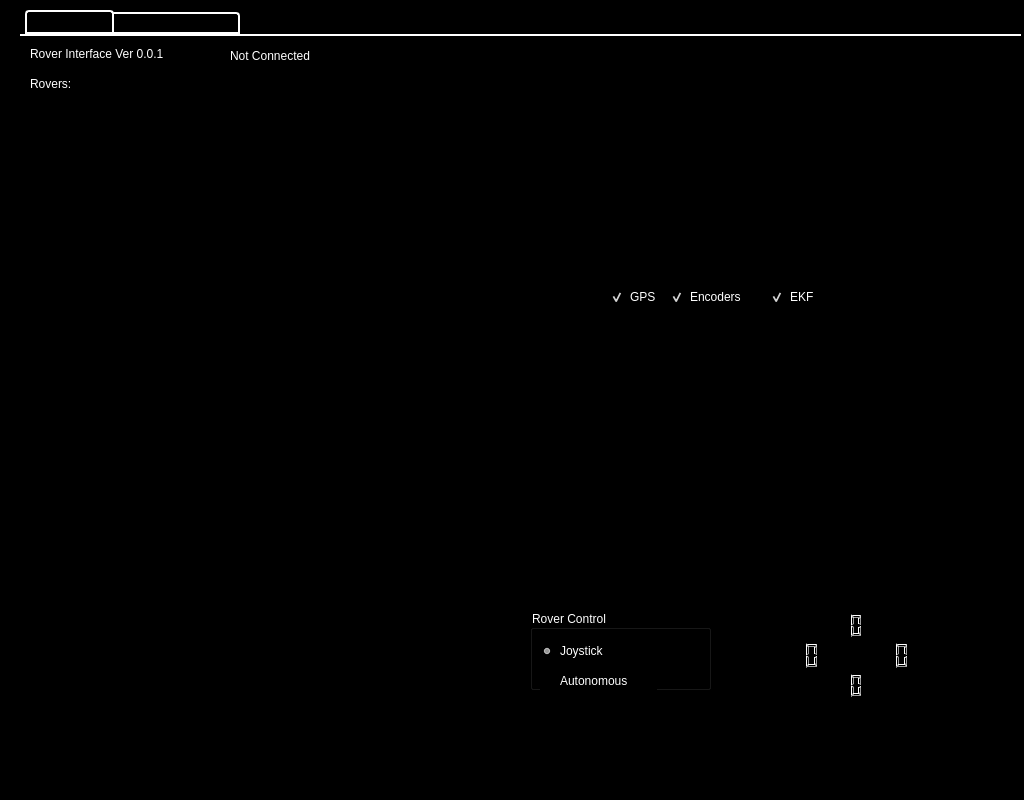
Before: the Qt Designer form src/rover_gui_plugin.ui in BCLab-UNM/SwarmathonIV-Cabrillo-Public, drawn with Qt 5.
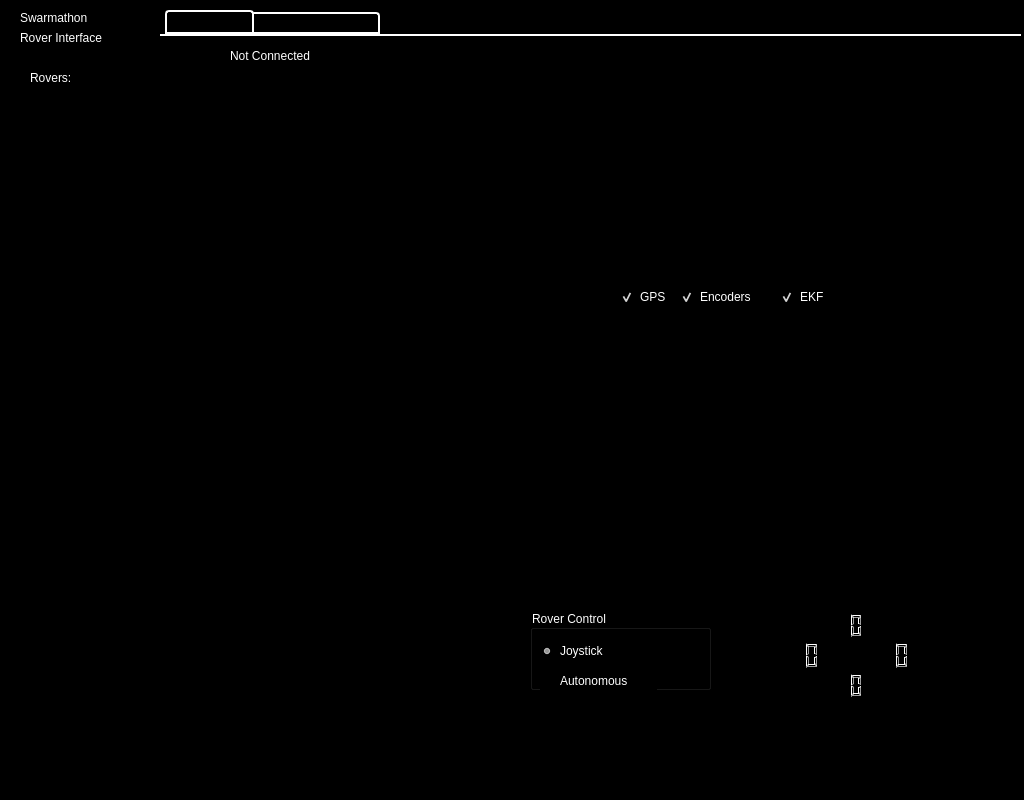
After: the same form once the commit is applied. The open tabs and pages were chosen to show the change. Icons and pictures are not drawn. Custom widgets are drawn as their Qt base class.

Commit message: Rearranged GUI elements in the .ui. Added rover process management.

What changed in the file:
```diff
--- a/src/rover_gui_plugin.ui
+++ b/src/rover_gui_plugin.ui
@@ -38,9 +38,9 @@
   <widget class="BWTabWidget" name="tab_widget">
    <property name="geometry">
     <rect>
-     <x>20</x>
+     <x>160</x>
      <y>10</y>
-     <width>1001</width>
+     <width>861</width>
      <height>551</height>
     </rect>
    </property>
@@ -100,7 +100,7 @@
 </string>
    </property>
    <property name="currentIndex">
-    <number>1</number>
+    <number>0</number>
    </property>
    <widget class="QWidget" name="sensor_display_tab">
     <property name="styleSheet">
@@ -112,7 +112,7 @@
     <widget class="rqt_rover_gui::IMUFrame" name="imu_frame">
      <property name="geometry">
       <rect>
-       <x>700</x>
+       <x>580</x>
        <y>300</y>
        <width>281</width>
        <height>211</height>
@@ -128,7 +128,7 @@
     <widget class="rqt_rover_gui::GPSFrame" name="gps_frame">
      <property name="geometry">
       <rect>
-       <x>130</x>
+       <x>10</x>
        <y>300</y>
        <width>271</width>
        <height>211</height>
@@ -141,23 +141,10 @@
       <enum>QFrame::Raised</enum>
      </property>
     </widget>
-    <widget class="QLabel" name="label_2">
-     <property name="geometry">
-      <rect>
-       <x>10</x>
-       <y>40</y>
-       <width>67</width>
-       <height>17</height>
-      </rect>
-     </property>
-     <property name="text">
-      <string>&lt;html&gt;&lt;head/&gt;&lt;body&gt;&lt;p&gt;&lt;span style=&quot; color:#ffffff;&quot;&gt;Rovers:&lt;/span&gt;&lt;/p&gt;&lt;/body&gt;&lt;/html&gt;</string>
-     </property>
-    </widget>
     <widget class="QLabel" name="rover_name">
      <property name="geometry">
       <rect>
-       <x>210</x>
+       <x>70</x>
        <y>10</y>
        <width>191</width>
        <height>20</height>
@@ -170,7 +157,7 @@
     <widget class="rqt_rover_gui::MapFrame" name="map_frame">
      <property name="geometry">
       <rect>
-       <x>580</x>
+       <x>450</x>
        <y>40</y>
        <width>320</width>
        <height>240</height>
@@ -246,33 +233,10 @@
       </property>
      </widget>
     </widget>
-    <widget class="QLabel" name="label">
-     <property name="geometry">
-      <rect>
-       <x>10</x>
-       <y>10</y>
-       <width>201</width>
-       <height>17</height>
-      </rect>
-     </property>
-     <property name="text">
-      <string>&lt;html&gt;&lt;head/&gt;&lt;body&gt;&lt;p&gt;&lt;span style=&quot; color:#ffffff;&quot;&gt;Rover Interface Ver 0.0.1&lt;/span&gt;&lt;/p&gt;&lt;/body&gt;&lt;/html&gt;</string>
-     </property>
-    </widget>
-    <widget class="QListWidget" name="rover_list">
-     <property name="geometry">
-      <rect>
-       <x>10</x>
-       <y>60</y>
-       <width>111</width>
-       <height>201</height>
-      </rect>
-     </property>
-    </widget>
     <widget class="rqt_rover_gui::USFrame" name="us_frame">
      <property name="geometry">
       <rect>
-       <x>410</x>
+       <x>290</x>
        <y>300</y>
        <width>281</width>
        <height>211</height>
@@ -288,7 +252,7 @@
     <widget class="rqt_rover_gui::CameraFrame" name="camera_frame">
      <property name="geometry">
       <rect>
-       <x>240</x>
+       <x>110</x>
        <y>40</y>
        <width>320</width>
        <height>240</height>
@@ -877,6 +841,55 @@
     </property>
    </widget>
   </widget>
+  <widget class="QListWidget" name="rover_list">
+   <property name="geometry">
+    <rect>
+     <x>30</x>
+     <y>90</y>
+     <width>111</width>
+     <height>201</height>
+    </rect>
+   </property>
+  </widget>
+  <widget class="QLabel" name="label">
+   <property name="geometry">
+    <rect>
+     <x>20</x>
+     <y>10</y>
+     <width>111</width>
+     <height>16</height>
+    </rect>
+   </property>
+   <property name="text">
+    <string>&lt;html&gt;&lt;head/&gt;&lt;body&gt;&lt;p&gt;&lt;span style=&quot; color:#ffffff;&quot;&gt;Swarmathon &lt;/span&gt;&lt;/p&gt;&lt;/body&gt;&lt;/html&gt;</string>
+   </property>
+  </widget>
+  <widget class="QLabel" name="label_2">
+   <property name="geometry">
+    <rect>
+     <x>30</x>
+     <y>70</y>
+     <width>67</width>
+     <height>17</height>
+    </rect>
+   </property>
+   <property name="text">
+    <string>&lt;html&gt;&lt;head/&gt;&lt;body&gt;&lt;p&gt;&lt;span style=&quot; color:#ffffff;&quot;&gt;Rovers:&lt;/span&gt;&lt;/p&gt;&lt;/body&gt;&lt;/html&gt;</string>
+   </property>
+  </widget>
+  <widget class="QLabel" name="label_3">
+   <property name="geometry">
+    <rect>
+     <x>20</x>
+     <y>30</y>
+     <width>121</width>
+     <height>16</height>
+    </rect>
+   </property>
+   <property name="text">
+    <string>&lt;html&gt;&lt;head/&gt;&lt;body&gt;&lt;p&gt;&lt;span style=&quot; color:#ffffff;&quot;&gt;Rover Interface&lt;/span&gt;&lt;/p&gt;&lt;/body&gt;&lt;/html&gt;</string>
+   </property>
+  </widget>
  </widget>
  <layoutdefault spacing="6" margin="11"/>
  <customwidgets>
```
The commit also changes 5 other files.
